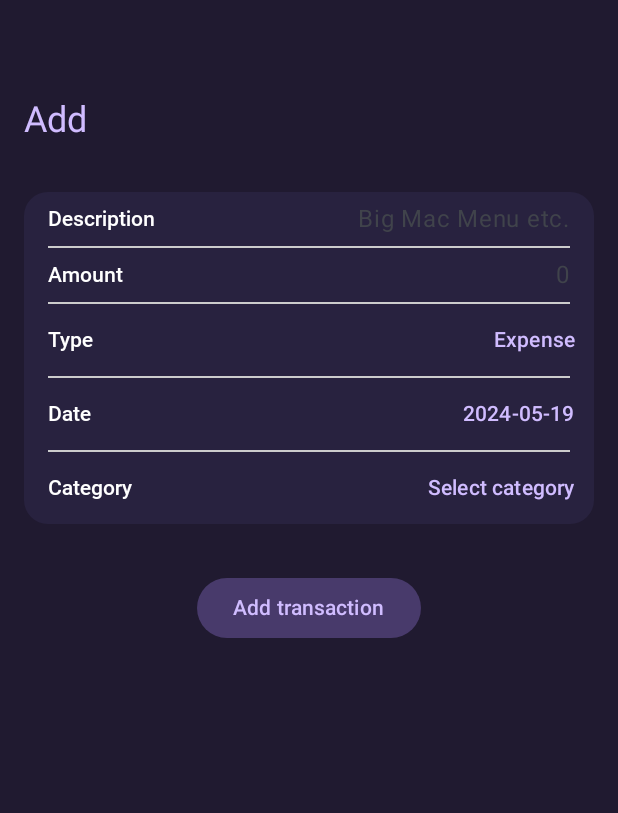
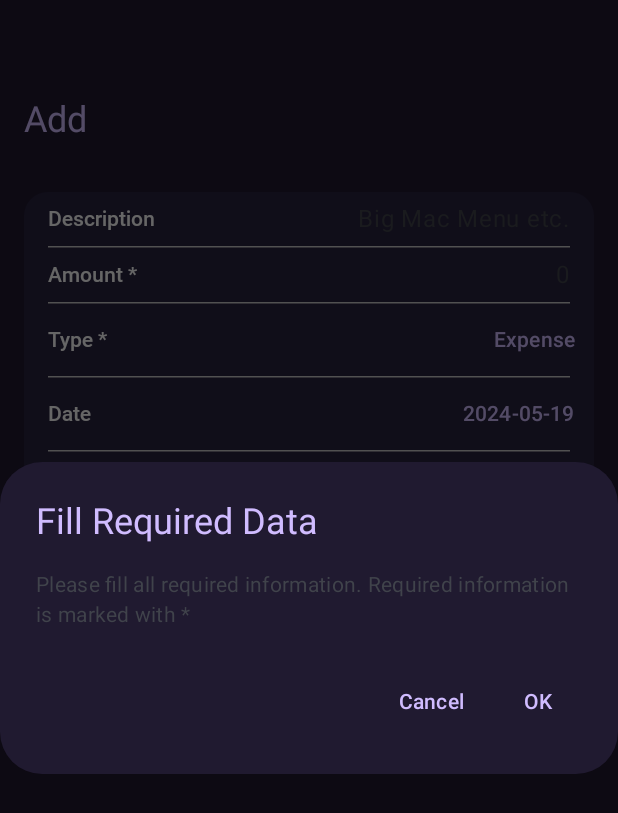
Before and after one commit to marek850/Moneto, an Android app built with Jetpack Compose: the composable AddTransaction shown on its own in the app's theme, after a tap on "Add transaction", on a phone screen of 412 x 824 dp. Shown: the top 813 px of the screen. Run offline under Robolectric (Android 15) with nearby library versions, the phone set to English and light mode, and no system bars; libraries missing offline, so code that uses them is left out: com.marosseleng.compose; 13 statements that could not run were skipped.

Commit message:
Dokumentacia, Pridanie front end kontroly vyplnenia potrebnych udajov pri pridavani transakcie + zmena ikon

```diff
--- a/Moneto/app/src/main/java/com/example/moneto/charts/SliceDrawer.kt
+++ b/Moneto/app/src/main/java/com/example/moneto/charts/SliceDrawer.kt
@@ -39,11 +39,7 @@ class SliceDrawer : SliceDrawer{
         val bottom = top + diameter
         android.graphics.RectF(left, top, right, bottom)
 
-        // Set the color for the slice
         barPaint.color = slice.color
-
-        // Draw the arc for the slice
-
 
     }
 }
--- a/Moneto/app/src/main/java/com/example/moneto/components/CustomRow.kt
+++ b/Moneto/app/src/main/java/com/example/moneto/components/CustomRow.kt
@@ -17,7 +17,7 @@ import com.example.moneto.ui.theme.Destructive
 import com.example.moneto.ui.theme.Typography
 /**
  * Composable funkcia, ktorá vytvára vlastný riadok v aplikácii Moneto.
- * Tento riadok môže obsahovať textovú značku a umožňuje vloženie ďalšieho obsahu a detailného obsahu prostredníctvom kompozitných funkcií.
+ * Tento riadok môže obsahovať textovú značku a umožňuje vloženie ďalšieho obsahu a detailného obsahu prostredníctvom composable funkcií.
  * Riadok podporuje nastavenie deštruktívnej farby pre text a je štýlovo zaoblený.
  *
  * @param modifier Modifikátor, ktorý umožňuje prispôsobenie rozloženia a štýlovania riadku.
--- a/Moneto/app/src/main/java/com/example/moneto/screens/AddTransactionScreen.kt
+++ b/Moneto/app/src/main/java/com/example/moneto/screens/AddTransactionScreen.kt
@@ -13,12 +13,13 @@ import androidx.compose.foundation.rememberScrollState
 import androidx.compose.foundation.shape.RoundedCornerShape
 import androidx.compose.foundation.text.KeyboardOptions
 import androidx.compose.foundation.verticalScroll
+import androidx.compose.material3.AlertDialog
 import androidx.compose.material3.Button
 import androidx.compose.material3.ButtonDefaults
-import androidx.compose.material3.Divider
 import androidx.compose.material3.DropdownMenu
 import androidx.compose.material3.DropdownMenuItem
 import androidx.compose.material3.ExperimentalMaterial3Api
+import androidx.compose.material3.HorizontalDivider
 import androidx.compose.material3.MediumTopAppBar
 import androidx.compose.material3.Scaffold
 import androidx.compose.material3.Text
@@ -39,6 +40,7 @@ import androidx.compose.ui.text.TextStyle
 import androidx.compose.ui.text.input.KeyboardType
 import androidx.compose.ui.text.style.TextAlign
 import androidx.compose.ui.unit.dp
+import androidx.compose.ui.window.DialogProperties
 import androidx.lifecycle.viewmodel.compose.viewModel
 import com.example.moneto.components.CustomRow
 import com.example.moneto.components.CustomTextField
@@ -66,6 +68,7 @@ fun AddTransaction(addViewModel: AddTransactionViewModel = viewModel()) {
         TransactionType.Income,
         TransactionType.Expense
     )
+    val openDialog = remember { mutableStateOf(false) }
 
     Scaffold(topBar = {
         MediumTopAppBar(
@@ -94,33 +97,34 @@ fun AddTransaction(addViewModel: AddTransactionViewModel = viewModel()) {
 
                     ) {
 
-                        CustomRow(label = "Description"){
+                        CustomRow(label = "Description") {
                             CustomTextField(
                                 value = state.description,
                                 onValueChange = addViewModel::setDescription,
                                 textStyle = TextStyle(
                                     textAlign = TextAlign.Right,
                                 ),
-                                placeholder = {Text("Big Mac Menu etc.")
-                                    },
+                                placeholder = {
+                                    Text("Big Mac Menu etc.")
+                                },
                                 arrangement = Arrangement.End,
                             )
                         }
-                        Divider(
+                        HorizontalDivider(
                             modifier = Modifier.padding(start = 16.dp, end = 16.dp),
                             thickness = 1.dp,
                             color = Color.LightGray
                         )
                         CustomRow(
-                            label = "Amount"
-                        ){
+                            label = "Amount *"
+                        ) {
                             CustomTextField(
                                 value = state.amount,
                                 onValueChange = addViewModel::setAmount,
                                 textStyle = TextStyle(
                                     textAlign = TextAlign.Right,
                                 ),
-                                placeholder = { Text(text = "0")},
+                                placeholder = { Text(text = "0") },
                                 arrangement = Arrangement.End,
                                 keyboardOptions = KeyboardOptions(
                                     keyboardType = KeyboardType.Number,
@@ -128,28 +132,36 @@ fun AddTransaction(addViewModel: AddTransactionViewModel = viewModel()) {
                                 maxLines = 1
                             )
                         }
-                        Divider(
+                        HorizontalDivider(
                             modifier = Modifier.padding(start = 16.dp, end = 16.dp),
                             thickness = 1.dp,
                             color = Color.LightGray
                         )
-                        CustomRow(label = "Type") {
+                        CustomRow(label = "Type *") {
                             var typeMenuOpened by remember {
                                 mutableStateOf(false)
                             }
-                            TextButton(onClick = {typeMenuOpened = true}) {
+                            TextButton(onClick = { typeMenuOpened = true }) {
                                 Text(state.type.name, color = Purple80)
-                                DropdownMenu(expanded = typeMenuOpened, onDismissRequest = { typeMenuOpened = false }) {
+                                DropdownMenu(
+                                    expanded = typeMenuOpened,
+                                    onDismissRequest = { typeMenuOpened = false }) {
                                     transactionTypes.forEach { type ->
-                                        DropdownMenuItem(text = { Text(type.name, color = Purple80) },
+                                        DropdownMenuItem(text = {
+                                            Text(
+                                                type.name,
+                                                color = Purple80
+                                            )
+                                        },
                                             onClick = {
                                                 addViewModel.setType(type)
-                                                typeMenuOpened = false})
+                                                typeMenuOpened = false
+                                            })
                                     }
                                 }
                             }
                         }
-                        Divider(
+                        HorizontalDivider(
                             modifier = Modifier.padding(start = 16.dp, end = 16.dp),
                             thickness = 1.dp,
                             color = Color.LightGray
@@ -159,25 +171,28 @@ fun AddTransaction(addViewModel: AddTransactionViewModel = viewModel()) {
                         }
                         CustomRow(
                             label = "Date"
-                        ){
+                        ) {
                             TextButton(onClick = { datePickerShowing = true }) {
                                 Text(state.date.toString(), color = Purple80)
                             }
-                            if (datePickerShowing){
+                            if (datePickerShowing) {
                                 DatePickerDialog(
-                                    colors = DatePickerDefaults.colors(Purple80, yearMonthTextColor = Purple80,
+                                    colors = DatePickerDefaults.colors(
+                                        Purple80, yearMonthTextColor = Purple80,
                                         monthDayLabelSelectedBackgroundColor = Purple80,
                                         todayLabelTextColor = Purple80,
                                         previousNextMonthIconColor = Purple80,
                                         headlineSingleSelectionTextColor = Purple80,
-                                        weekDayLabelTextColor = Purple80),
+                                        weekDayLabelTextColor = Purple80
+                                    ),
                                     buttonColors = ButtonDefaults.textButtonColors(
                                         contentColor = Purple80,
                                     ),
-                                    onDismissRequest = {datePickerShowing = false},
+                                    onDismissRequest = { datePickerShowing = false },
                                     onDateChange = {
                                         addViewModel.setDate(it)
-                                    datePickerShowing = false},
+                                        datePickerShowing = false
+                                    },
                                     initialDate = state.date,
 
                                     title = { Text("Select date", style = Typography.titleMedium) }
@@ -185,24 +200,32 @@ fun AddTransaction(addViewModel: AddTransactionViewModel = viewModel()) {
                             }
 
                         }
-                        Divider(
+                        HorizontalDivider(
                             modifier = Modifier.padding(start = 16.dp, end = 16.dp),
                             thickness = 1.dp,
                             color = Color.LightGray
                         )
 
-                        CustomRow(label = "Category") {
+                        CustomRow(label = "Category *") {
                             var categoriesMenuOpen by remember {
                                 mutableStateOf(false)
                             }
-                            TextButton(onClick = {categoriesMenuOpen = true}) {
+                            TextButton(onClick = { categoriesMenuOpen = true }) {
                                 Text(state.category?.name ?: "Select category", color = Purple80)
-                                DropdownMenu(expanded = categoriesMenuOpen, onDismissRequest = { categoriesMenuOpen = false }) {
+                                DropdownMenu(
+                                    expanded = categoriesMenuOpen,
+                                    onDismissRequest = { categoriesMenuOpen = false }) {
                                     state.categories?.forEach { category ->
-                                    DropdownMenuItem(text = { Text(category.name, color = Purple80) },
-                                        onClick = {
-                                            addViewModel.setCategory(category)
-                                        categoriesMenuOpen = false})
+                                        DropdownMenuItem(text = {
+                                            Text(
+                                                category.name,
+                                                color = Purple80
+                                            )
+                                        },
+                                            onClick = {
+                                                addViewModel.setCategory(category)
+                                                categoriesMenuOpen = false
+                                            })
                                     }
                                 }
                             }
@@ -210,7 +233,11 @@ fun AddTransaction(addViewModel: AddTransactionViewModel = viewModel()) {
                     }
                 }
                 Button(
-                    onClick = addViewModel::addTransaction,
+                    onClick = {if (state.category == null || state.amount == "") {
+                        openDialog.value = true
+                    } else {
+                        addViewModel.addTransaction()
+                    } },
                     modifier = Modifier.padding(16.dp),
                     colors = ButtonDefaults.buttonColors(
                         containerColor = LightPurple
@@ -218,6 +245,36 @@ fun AddTransaction(addViewModel: AddTransactionViewModel = viewModel()) {
                 ) {
                     Text("Add transaction", color = Purple80)
                 }
+                if (openDialog.value) {
+                    AlertDialog(
+                        onDismissRequest = { openDialog.value = false },
+                        title = { Text(text = "Fill Required Data", color = Purple80) },
+                        text = { Text("Please fill all required information. Required information is marked with *") },
+                        confirmButton = {
+                            TextButton(
+                                onClick = {
+                                    openDialog.value = false
+                                }
+                            ) {
+                                Text("OK",color = Purple80)
+                            }
+                        },
+                        dismissButton = {
+                            TextButton(
+                                onClick = {
+                                    openDialog.value = false
+                                }
+                            ) {
+                                Text("Cancel",color = Purple80)
+                            }
+                        },
+                        properties = DialogProperties(
+                            dismissOnBackPress = true,
+                            dismissOnClickOutside = true
+                        ),
+                        containerColor = Background
+                    )
+                }
             }
     })
 }
--- a/Moneto/app/src/main/java/com/example/moneto/screens/CurrenciesScreen.kt
+++ b/Moneto/app/src/main/java/com/example/moneto/screens/CurrenciesScreen.kt
@@ -11,8 +11,8 @@ import androidx.compose.foundation.rememberScrollState
 import androidx.compose.foundation.shape.RoundedCornerShape
 import androidx.compose.foundation.verticalScroll
 import androidx.compose.material.icons.Icons
+import androidx.compose.material.icons.automirrored.rounded.KeyboardArrowLeft
 import androidx.compose.material.icons.filled.KeyboardArrowDown
-import androidx.compose.material.icons.rounded.KeyboardArrowLeft
 import androidx.compose.material3.AlertDialog
 import androidx.compose.material3.Button
 import androidx.compose.material3.ButtonDefaults
@@ -73,7 +73,7 @@ fun CurrenciesScreen(navController: NavController,currenciesViewModel: Currencie
                 ) {
                     Row(modifier = Modifier.padding(vertical = 10.dp)) {
                         Icon(
-                            Icons.Rounded.KeyboardArrowLeft,
+                            Icons.AutoMirrored.Rounded.KeyboardArrowLeft,
                             tint = Purple80,
                             contentDescription = "Settings"
                         )
--- a/Moneto/app/src/main/java/com/example/moneto/screens/HomeScreen.kt
+++ b/Moneto/app/src/main/java/com/example/moneto/screens/HomeScreen.kt
@@ -139,7 +139,7 @@ fun HomeScreen(homeViewModel: HomeViewModel = viewModel()) {
             }
             Row(verticalAlignment = Alignment.CenterVertically) {
                 Text(
-                    "Filter transactions: ",
+                    "Transaction Type: ",
                     style = Typography.titleSmall, color = Purple80
                 )
                 Picker(state.typeOfTransaction.name) { transactionTypesOpened = !transactionTypesOpened }
--- a/Moneto/app/src/main/java/com/example/moneto/screens/StatisticScreen.kt
+++ b/Moneto/app/src/main/java/com/example/moneto/screens/StatisticScreen.kt
@@ -78,7 +78,7 @@ fun StatisticScreen(statisticsViewModel: StatisticsViewModel = viewModel()) {
             }
             Row(verticalAlignment = Alignment.CenterVertically) {
                 Text(
-                    "Filter transactions: ",
+                    "Transaction Type: ",
                     style = Typography.titleSmall, color = Purple80
                 )
                 Picker(state.typeOfTransaction.name) { transactionTypesOpened = !transactionTypesOpened }
--- a/Moneto/app/src/main/java/com/example/moneto/view_models/StatisticsViewModel.kt
+++ b/Moneto/app/src/main/java/com/example/moneto/view_models/StatisticsViewModel.kt
@@ -106,6 +106,7 @@ class StatisticsViewModel : TransactionsBaseViewModel(){
         _state.update { currentState ->
             currentState.copy(
                 timeRange = range,
+                typeOfTransaction = transactionType,
                 transactions = mutableTransactions
             )
         }
```
Also changed, not shown: Moneto/app/src/main/java/com/example/moneto/screens/CategoriesScreen.kt (+8 -6 lines), Moneto/app/src/main/java/com/example/moneto/screens/LimitSetScreen.kt (+4 -4 lines), 1 other file.
